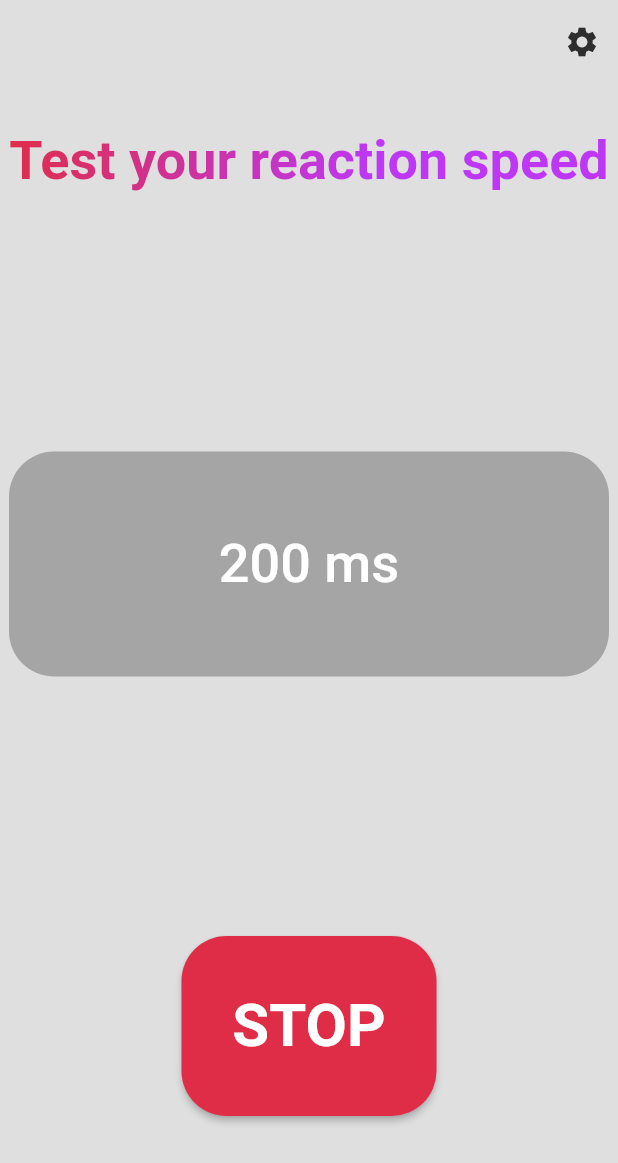
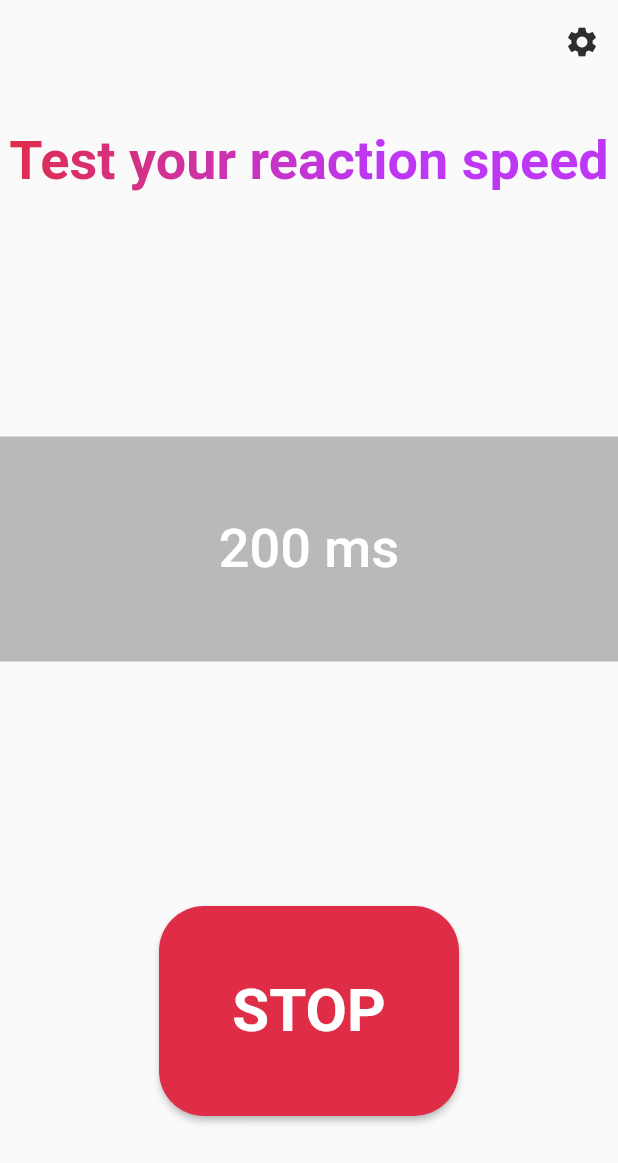
Before and after one commit to Carapacik/reaction_test, a Flutter app: the screen it shows after launch, after a tap on "START", on a phone screen of 412 x 824 dp. Shown: the top 1163 px of the screen. Run offline on Flutter 3.47's test engine with Material 2 defaults, Android fonts, the phone set to English and light mode, and no system bars; drawn by our look-alikes of google_mobile_ads; our stand-ins replace flutter_dotenv, in_app_review, url_strategy; network calls fail.

Commit message:
Update google_mobile_ads to 1.0

```diff
--- a/analysis_options.yaml
+++ b/analysis_options.yaml
@@ -1 +1 @@
-include: package:flutter_lints/flutter.yaml
+include: package:lint/analysis_options.yaml
--- a/l10n.yaml
+++ /dev/null
@@ -1,3 +0,0 @@
-arb-dir: lib/localization
-template-arb-file: app_en.arb
-output-localization-file: app_localizations.dart
--- a/lib/ad_state.dart
+++ /dev/null
@@ -1,19 +0,0 @@
-import 'dart:io';
-
-import 'package:google_mobile_ads/google_mobile_ads.dart';
-
-class AdState {
-  Future<InitializationStatus> initialization;
-
-  AdState(this.initialization);
-
-  String get bannerAdUnitId => Platform.isAndroid ? "ca-app-pub-6023624871762142/6725081797" : "id for IOS";
-
-  BannerAdListener get adListener => _adListener;
-
-  final BannerAdListener _adListener = BannerAdListener(
-    onAdFailedToLoad: (Ad ad, LoadAdError error) {
-      ad.dispose();
-    },
-  );
-}
--- a/lib/app.dart
+++ b/lib/app.dart
@@ -1,10 +1,7 @@
 import 'package:flutter/material.dart';
-import 'package:flutter_gen/gen_l10n/app_localizations.dart';
-import 'package:flutter_localizations/flutter_localizations.dart';
-
-import 'reaction_test.dart';
-import 'settings/settings_controller.dart';
-import 'settings/settings_view.dart';
+import 'package:reactiontest/main_page/main_view.dart';
+import 'package:reactiontest/settings_page/settings_controller.dart';
+import 'package:reactiontest/settings_page/settings_view.dart';
 
 class App extends StatelessWidget {
   const App({
@@ -20,19 +17,10 @@ class App extends StatelessWidget {
       animation: settingsController,
       builder: (BuildContext context, Widget? child) {
         return MaterialApp(
+          debugShowCheckedModeBanner: false,
           restorationScopeId: 'app',
-          localizationsDelegates: const [
-            AppLocalizations.delegate,
-            GlobalMaterialLocalizations.delegate,
-            GlobalWidgetsLocalizations.delegate,
-            GlobalCupertinoLocalizations.delegate,
-          ],
-          supportedLocales: const [
-            Locale('en', ''),
-          ],
-          onGenerateTitle: (BuildContext context) => AppLocalizations.of(context)!.appTitle,
+          onGenerateTitle: (BuildContext context) => "Reaction Test",
           theme: ThemeData().copyWith(
-            scaffoldBackgroundColor: const Color(0xFFDFDFDF),
             appBarTheme: const AppBarTheme(
               backgroundColor: Colors.transparent,
               elevation: 0,
@@ -41,7 +29,6 @@ class App extends StatelessWidget {
             ),
           ),
           darkTheme: ThemeData.dark().copyWith(
-            scaffoldBackgroundColor: const Color(0xFF2E2E2E),
             appBarTheme: const AppBarTheme(
               backgroundColor: Colors.transparent,
               elevation: 0,
@@ -51,15 +38,15 @@ class App extends StatelessWidget {
           ),
           themeMode: settingsController.themeMode,
           onGenerateRoute: (RouteSettings routeSettings) {
-            return MaterialPageRoute<void>(
+            return MaterialPageRoute(
               settings: routeSettings,
               builder: (BuildContext context) {
                 switch (routeSettings.name) {
                   case SettingsView.routeName:
                     return SettingsView(controller: settingsController);
-                  case ReactionTest.routeName:
+                  case MainView.routeName:
                   default:
-                    return const ReactionTest();
+                    return const MainView();
                 }
               },
             );
--- a/lib/localization/app_en.arb
+++ /dev/null
@@ -1,6 +0,0 @@
-{
-  "appTitle": "Reaction test",
-  "@appTitle": {
-    "description": "The title of the application"
-  }
-}
--- a/lib/main.dart
+++ b/lib/main.dart
@@ -1,19 +1,20 @@
 import 'package:flutter/material.dart';
 import 'package:flutter/services.dart';
+import 'package:flutter_dotenv/flutter_dotenv.dart';
 import 'package:google_mobile_ads/google_mobile_ads.dart';
 import 'package:provider/provider.dart';
+import 'package:reactiontest/app.dart';
+import 'package:reactiontest/main_page/ad_state.dart';
+import 'package:reactiontest/settings_page/settings_controller.dart';
+import 'package:reactiontest/settings_page/settings_service.dart';
 import 'package:url_strategy/url_strategy.dart';
 
-import 'ad_state.dart';
-import 'app.dart';
-import 'settings/settings_controller.dart';
-import 'settings/settings_service.dart';
-
-void main() async {
+Future<void> main() async {
+  WidgetsFlutterBinding.ensureInitialized();
   setPathUrlStrategy();
   final settingsController = SettingsController(SettingsService());
   await settingsController.loadSettings();
-  WidgetsFlutterBinding.ensureInitialized();
+  await dotenv.load();
   SystemChrome.setPreferredOrientations([DeviceOrientation.portraitUp]);
   final initFuture = MobileAds.instance.initialize();
   final ad = AdState(initFuture);
--- /dev/null
+++ b/lib/main_page/ad_state.dart
@@ -0,0 +1,13 @@
+import 'dart:io';
+
+import 'package:flutter_dotenv/flutter_dotenv.dart';
+import 'package:google_mobile_ads/google_mobile_ads.dart';
+
+class AdState {
+  AdState(this.initialization);
+
+  Future<InitializationStatus> initialization;
+
+  String? get adUnitId =>
+      dotenv.env[Platform.isAndroid ? "ANDROID_ID" : "IOS_ID"];
+}
--- a/lib/reaction_test.dart
+++ b/lib/main_page/main_view.dart
@@ -5,19 +5,20 @@ import 'package:flutter/material.dart';
 import 'package:google_mobile_ads/google_mobile_ads.dart';
 import 'package:in_app_review/in_app_review.dart';
 import 'package:provider/provider.dart';
+import 'package:reactiontest/main_page/ad_state.dart';
+import 'package:reactiontest/main_page/timer_state.dart';
+import 'package:reactiontest/settings_page/settings_view.dart';
 
-import 'ad_state.dart';
-import 'settings/settings_view.dart';
+class MainView extends StatefulWidget {
+  const MainView({Key? key}) : super(key: key);
 
-class ReactionTest extends StatefulWidget {
-  const ReactionTest({Key? key}) : super(key: key);
   static const routeName = '/';
 
   @override
-  _ReactionTestState createState() => _ReactionTestState();
+  State<MainView> createState() => _MainViewState();
 }
 
-class _ReactionTestState extends State<ReactionTest> {
+class _MainViewState extends State<MainView> {
   BannerAd? _bannerAd;
 
   @override
@@ -29,10 +30,12 @@ class _ReactionTestState extends State<ReactionTest> {
         setState(
           () {
             _bannerAd = BannerAd(
-              adUnitId: adState.bannerAdUnitId,
+              adUnitId: adState.adUnitId ?? BannerAd.testAdUnitId,
               size: AdSize.banner,
               request: const AdRequest(),
-              listener: adState.adListener,
+              listener: BannerAdListener(
+                onAdFailedToLoad: (Ad ad, LoadAdError error) => ad.dispose(),
+              ),
             )..load();
           },
         );
@@ -44,6 +47,7 @@ class _ReactionTestState extends State<ReactionTest> {
   Widget build(BuildContext context) {
     return Scaffold(
       appBar: AppBar(
+        backgroundColor: Colors.transparent,
         actions: [
           IconButton(
             icon: const Icon(Icons.settings),
@@ -53,24 +57,14 @@ class _ReactionTestState extends State<ReactionTest> {
           ),
         ],
       ),
-      body: Center(
-        child: Column(
-          children: [
-            const Expanded(child: _Timer()),
-            if (_bannerAd != null)
-              Align(
-                alignment: Alignment.bottomCenter,
-                child: Container(
-                  height: 50,
-                  alignment: Alignment.center,
-                  child: AdWidget(ad: _bannerAd!),
-                ),
-              )
-            else
-              const SizedBox(height: 50)
-          ],
-        ),
-      ),
+      body: const _Timer(),
+      bottomNavigationBar: _bannerAd != null
+          ? SizedBox(
+              height: _bannerAd!.size.height.toDouble(),
+              width: _bannerAd!.size.width.toDouble(),
+              child: AdWidget(ad: _bannerAd!),
+            )
+          : const SizedBox.shrink(),
     );
   }
 }
@@ -83,9 +77,9 @@ class _Timer extends StatefulWidget {
 }
 
 class _TimerState extends State<_Timer> {
+  TimerState _timerState = TimerState.readyToStart;
   String _millisecondsText = "";
   int _reviewCounter = 0;
-  TimerState _timerState = TimerState.readyToStart;
   Timer? _waitingTimer;
   Timer? _stoppableTimer;
   final Shader _linearGradient = const LinearGradient(
@@ -113,12 +107,8 @@ class _TimerState extends State<_Timer> {
           ),
           Container(
             margin: const EdgeInsets.symmetric(vertical: 20),
-            decoration: BoxDecoration(
-              color: Colors.black26,
-              borderRadius: BorderRadius.circular(30),
-            ),
+            decoration: const BoxDecoration(color: Colors.black26),
             height: 150,
-            width: 400,
             alignment: Alignment.center,
             child: Text(
               _millisecondsText,
@@ -130,8 +120,8 @@ class _TimerState extends State<_Timer> {
             ),
           ),
           SizedBox(
-            width: 170,
-            height: 120,
+            width: 200,
+            height: 140,
             child: ElevatedButton(
               onPressed: () {
                 setState(() {
@@ -258,5 +248,3 @@ class _TimerState extends State<_Timer> {
     super.dispose();
   }
 }
-
-enum TimerState { readyToStart, waiting, canBeStopped, disableOnWait }
--- /dev/null
+++ b/lib/main_page/timer_state.dart
@@ -0,0 +1 @@
+enum TimerState { readyToStart, waiting, canBeStopped, disableOnWait }
--- a/lib/settings/settings_service.dart
+++ b/lib/settings_page/settings_service.dart
@@ -3,5 +3,7 @@ import 'package:flutter/material.dart';
 class SettingsService {
   Future<ThemeMode> themeMode() async => ThemeMode.system;
 
-  Future<void> updateThemeMode(ThemeMode theme) async {}
+  Future<void> updateThemeMode(ThemeMode theme) async {
+    // shared_preferences use for save
+  }
 }
```
Also changed, not shown: lib/settings/settings_view.dart (deleted, +0 -43 lines), lib/settings_page/settings_controller.dart (renamed from lib/settings/settings_controller.dart, +1 -9 lines), lib/settings_page/settings_view.dart (added, +39 -0 lines), pubspec.yaml (+13 -15 lines), assets/icon.png (renamed from assets/icons/icon.png), pubspec.lock, 37 other files.
